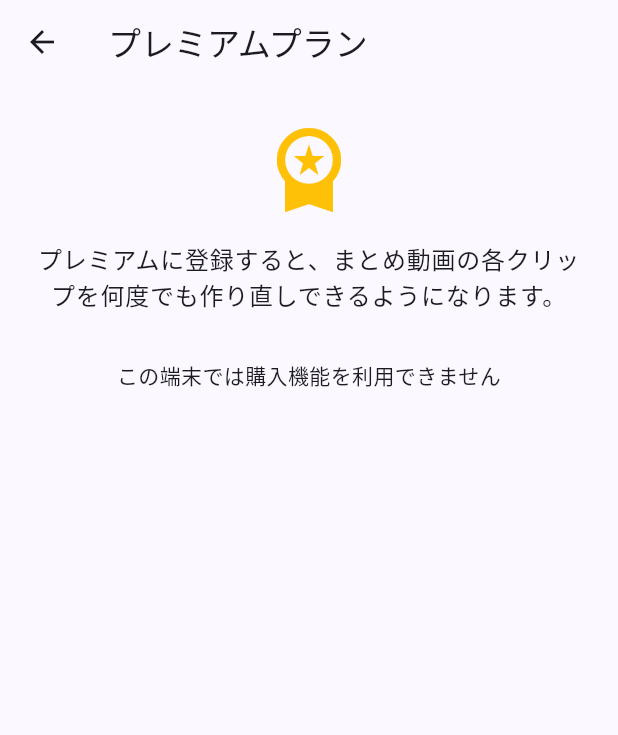
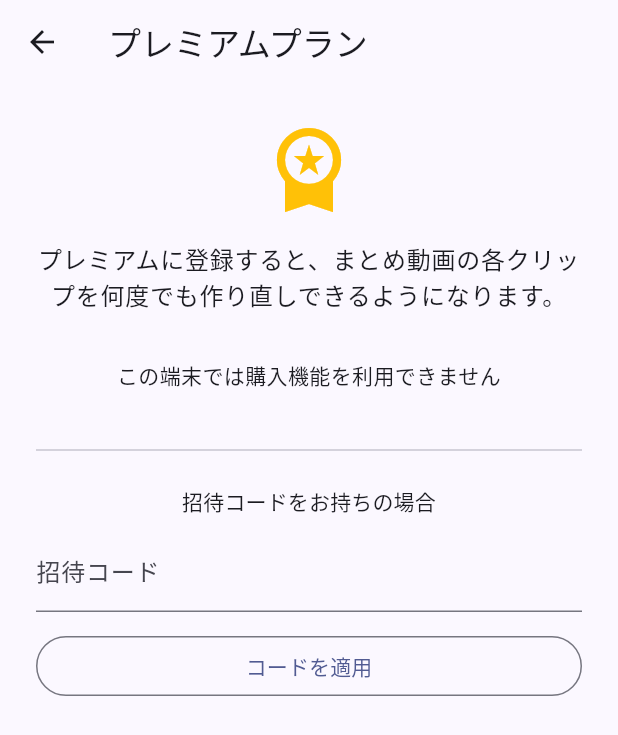
Before and after one commit to toshitoshi-creator/toshi_vlog, a Flutter app: the PaywallScreen screen opened directly with empty values, on a phone screen of 412 x 824 dp. Shown: the top 735 px of the screen. Run offline on Flutter 3.47's test engine with Material 3 defaults, Android fonts, the phone set to English and light mode, and no system bars; our stand-ins replace audioplayers, camera, file_picker, flutter_colorpicker, image_picker, in_app_purchase and 1 more; missing offline and left inert: ffmpeg_kit_flutter_new, gal.

Commit message:
Add an invite-code unlock for premium on the paywall screen
Lets testers unlock premium locally with a fixed code
("toshi_vlog_inv"), bypassing the store purchase flow — useful for
TestFlight builds before the subscription product is set up in App
Store Connect.

```diff
--- a/lib/screens/paywall_screen.dart
+++ b/lib/screens/paywall_screen.dart
@@ -12,6 +12,10 @@ class PaywallScreen extends StatefulWidget {
 }
 
 class _PaywallScreenState extends State<PaywallScreen> {
+  final _codeController = TextEditingController();
+  String? _codeError;
+  bool _isRedeeming = false;
+
   @override
   void initState() {
     super.initState();
@@ -21,6 +25,7 @@ class _PaywallScreenState extends State<PaywallScreen> {
   @override
   void dispose() {
     widget.subscriptionService.removeListener(_onChanged);
+    _codeController.dispose();
     super.dispose();
   }
 
@@ -33,6 +38,23 @@ class _PaywallScreenState extends State<PaywallScreen> {
     setState(() {});
   }
 
+  Future<void> _redeemCode() async {
+    final code = _codeController.text.trim();
+    if (code.isEmpty) return;
+    setState(() {
+      _isRedeeming = true;
+      _codeError = null;
+    });
+    final success = await widget.subscriptionService.unlockWithInviteCode(
+      code,
+    );
+    if (!mounted) return;
+    setState(() {
+      _isRedeeming = false;
+      _codeError = success ? null : 'コードが正しくありません';
+    });
+  }
+
   @override
   Widget build(BuildContext context) {
     final service = widget.subscriptionService;
@@ -40,7 +62,7 @@ class _PaywallScreenState extends State<PaywallScreen> {
 
     return Scaffold(
       appBar: AppBar(title: const Text('プレミアムプラン')),
-      body: Padding(
+      body: SingleChildScrollView(
         padding: const EdgeInsets.all(24),
         child: Column(
           crossAxisAlignment: CrossAxisAlignment.stretch,
@@ -86,6 +108,35 @@ class _PaywallScreenState extends State<PaywallScreen> {
                 textAlign: TextAlign.center,
               ),
             ],
+            const SizedBox(height: 32),
+            const Divider(),
+            const SizedBox(height: 16),
+            Text(
+              '招待コードをお持ちの場合',
+              style: Theme.of(context).textTheme.labelLarge,
+              textAlign: TextAlign.center,
+            ),
+            const SizedBox(height: 8),
+            TextField(
+              controller: _codeController,
+              decoration: InputDecoration(
+                labelText: '招待コード',
+                errorText: _codeError,
+              ),
+              textInputAction: TextInputAction.done,
+              onSubmitted: (_) => _redeemCode(),
+            ),
+            const SizedBox(height: 12),
+            OutlinedButton(
+              onPressed: _isRedeeming ? null : _redeemCode,
+              child: _isRedeeming
+                  ? const SizedBox(
+                      width: 20,
+                      height: 20,
+                      child: CircularProgressIndicator(strokeWidth: 2),
+                    )
+                  : const Text('コードを適用'),
+            ),
           ],
         ),
       ),
```
Also changed, not shown: lib/models/subscription_service.dart (+17 -2 lines).
